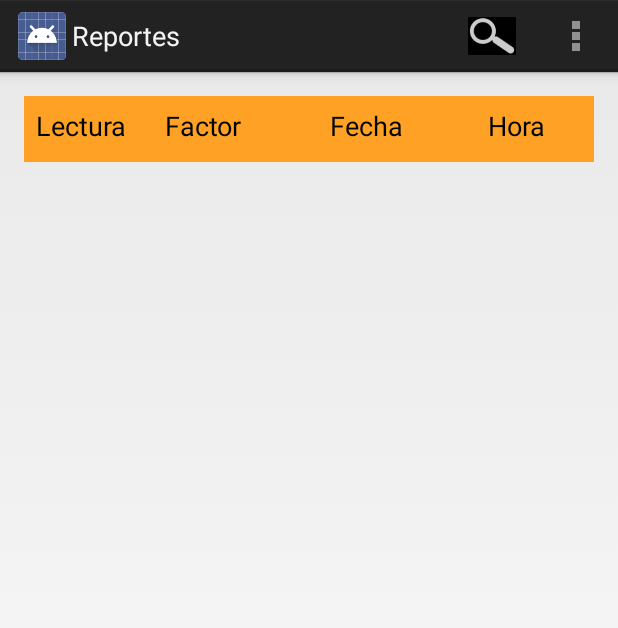
After one commit to adsiRepository/SIMGEPLAPP, an Android app: the ActivityReportes screen opened directly, with no data from a screen before it, on a phone screen of 412 x 824 dp. The commit adds this screen. Shown: the top 628 px of the screen. Run offline under Robolectric (Android 15) with nearby library versions, the phone set to English and light mode, and no system bars.

Commit message:
Exito, generacion de reportes, volcado de tabla en dispositivo

```diff
--- a/SIMGEPLAPP/app/src/main/java/com/adsi38_sena/simgeplapp/Modelo/SIMGEPLAPP.java
+++ b/SIMGEPLAPP/app/src/main/java/com/adsi38_sena/simgeplapp/Modelo/SIMGEPLAPP.java
@@ -85,6 +85,10 @@ public class SIMGEPLAPP extends Application{
 
         public static final String LLAVE_PROCESO_LOGIN = "proceso_loggeo";
 
+        public static final String TAG_PROGRESO_CARGA_REPORTE = "carga_reporte";
+
+        public static final String LLAVE_PROCESO_REPORTE = "proceso_reporte";
+
         public static final String TAG_PROGRESO_CARGA_USUARIOS = "carga_usuarios";
 
         public static final String LLAVE_PROCESO_CARGA_USERS = "cargando_usuario";
@@ -94,8 +98,6 @@ public class SIMGEPLAPP extends Application{
         public static final int ID_NOTIFICACION_ALERTA = 5;
         public static final int ID_NOTIFICACION_PERDIDA_CONEXION = 6;
     }
-
-    public static final String LLAVE_PROCESO_MONITOREO = "monitoreando";
 
     //--fin declaracion de atributos--
 
--- /dev/null
+++ b/SIMGEPLAPP/app/src/main/java/com/adsi38_sena/simgeplapp/Vistas/ActivityReportes.java
@@ -0,0 +1,127 @@
+package com.adsi38_sena.simgeplapp.Vistas;
+
+import android.app.Activity;
+import android.graphics.Color;
+import android.os.Bundle;
+import android.view.LayoutInflater;
+import android.view.Menu;
+import android.view.MenuItem;
+import android.widget.TableLayout;
+import android.widget.TableRow;
+import android.widget.TextView;
+import android.widget.Toast;
+
+import com.adsi38_sena.simgeplapp.Controlador.AsyncReporte;
+import com.adsi38_sena.simgeplapp.Controlador.ComunicacionServidor.ComunicadorServidor;
+import com.adsi38_sena.simgeplapp.Controlador.SalvaTareas;
+import com.adsi38_sena.simgeplapp.Modelo.SIMGEPLAPP;
+import com.adsi38_sena.simgeplapp.R;
+
+
+public class ActivityReportes extends Activity {
+
+    private SIMGEPLAPP simgeplapp;
+    private static TableLayout tablaDespliegue;
+    private TableLayout tabla;
+
+    //control de estado de la pantalla
+    /*@Override
+    protected void onSaveInstanceState(Bundle outState){
+        super.onSaveInstanceState(outState);
+        estado_variables = new CharSequence[]{txv_TEMP.getText(), txv_PRES.getText(), txv_NIV.getText()};
+        outState.putCharSequenceArray("variables", estado_variables);
+        outState.putBundle();
+    }
+    @Override
+    protected void onRestoreInstanceState(Bundle savedInstanceState){
+        super.onRestoreInstanceState(savedInstanceState);
+        estado_variables = savedInstanceState.getCharSequenceArray("variables");
+        txv_TEMP.setText(estado_variables[0]);
+        txv_PRES.setText(estado_variables[1]);
+        txv_NIV.setText(estado_variables[2]);
+    }*/
+    //-------
+
+    @Override
+    protected void onCreate(Bundle savedInstanceState) {
+        super.onCreate(savedInstanceState);
+        setContentView(R.layout.activity_reportes);
+
+        simgeplapp = (SIMGEPLAPP)getApplication();
+
+        tablaDespliegue = (TableLayout)findViewById(R.id.tabla_reportes);
+    }
+
+    @Override
+    protected void onResume(){
+        super.onResume();
+        SalvaTareas.obtenerInstancia().adjuntarProcesoReporte(SIMGEPLAPP.CargaSegura.LLAVE_PROCESO_REPORTE, this);
+    }
+
+    @Override
+    protected void onDestroy(){
+        super.onDestroy();
+        simgeplapp = null;
+        SalvaTareas.obtenerInstancia().desadjuntarProcesoReporte(SIMGEPLAPP.CargaSegura.LLAVE_PROCESO_REPORTE);
+    }
+
+    public void plasmarTabla(String[] fila_reporte) {
+        //int i = 1;
+        //String[] k = {"abc","dfg","hij","klm","nop","qrs","tuv","wx","y","z","$"};
+        //while (i <= 10) {
+
+        TableRow fila = (TableRow) LayoutInflater.from(this).inflate(R.layout.fila_tabla_reportes, null);
+        ((TextView) fila.findViewById(R.id.txv_report_lec)).setText(fila_reporte[0]);
+        if(fila_reporte[1].compareTo("temperatura") == 0){
+            fila.setBackgroundColor(Color.rgb(255, 218, 38));
+        }
+        if(fila_reporte[1].compareTo("presion") == 0){
+            fila.setBackgroundColor(Color.argb(186, 255, 126, 72));
+        }
+        if(fila_reporte[1].compareTo("nivel") == 0){
+            fila.setBackgroundColor(Color.rgb(61, 197, 255));
+        }
+        ((TextView) fila.findViewById(R.id.txv_report_factor)).setText(fila_reporte[1]);
+        ((TextView) fila.findViewById(R.id.txv_report_fecha)).setText(fila_reporte[2]);
+        ((TextView) fila.findViewById(R.id.txv_report_hora)).setText(fila_reporte[3]);
+        tablaDespliegue.addView(fila);
+        //   i++;
+        //}
+    }
+
+    @Override
+    public boolean onCreateOptionsMenu(Menu menu) {
+        // Inflate the menu; this adds items to the action bar if it is present.
+        getMenuInflater().inflate(R.menu.menu_reportes, menu);
+        return true;
+    }
+
+    @Override
+    public boolean onOptionsItemSelected(MenuItem item) {
+        // Handle action bar item clicks here. The action bar will
+        // automatically handle clicks on the Home/Up button, so long
+        // as you specify a parent activity in AndroidManifest.xml.
+        int id = item.getItemId();
+
+        //noinspection SimplifiableIfStatement
+        /*if (id == R.id.action_settings) {
+            return true;
+        }*/
+
+        switch (id){
+            case R.id.mnu_report_desplegar_info:
+                try {
+                    AsyncReporte reporte = new AsyncReporte();
+                    SalvaTareas.obtenerInstancia().generarReporte(SIMGEPLAPP.CargaSegura.LLAVE_PROCESO_REPORTE, reporte, ActivityReportes.this);
+                    reporte.execute();
+
+                }catch (Exception e){
+                    Toast.makeText(getApplicationContext(), "MnuItm Slc: " + e.toString(), Toast.LENGTH_LONG).show();
+                }
+            break;
+        }
+
+        return super.onOptionsItemSelected(item);
+    }
+
+}
--- /dev/null
+++ b/SIMGEPLAPP/app/src/main/res/layout/activity_reportes.xml
@@ -0,0 +1,87 @@
+<RelativeLayout xmlns:android="http://schemas.android.com/apk/res/android"
+                xmlns:tools="http://schemas.android.com/tools"
+                android:layout_width="match_parent"
+                android:layout_height="match_parent"
+                android:paddingLeft="@dimen/activity_horizontal_margin"
+                android:paddingRight="@dimen/activity_horizontal_margin"
+                android:paddingTop="@dimen/activity_vertical_margin"
+                android:paddingBottom="@dimen/activity_vertical_margin"
+                tools:context="com.adsi38_sena.simgeplapp.Vistas.ActivityReportes">
+
+    <ScrollView
+        android:layout_width="fill_parent"
+        android:layout_height="fill_parent"
+        android:id="@+id/scroll_tabla_reportes"
+        android:layout_alignParentTop="true"
+        android:layout_alignParentLeft="true"
+        android:fillViewport="true">
+
+        <HorizontalScrollView
+            android:layout_width="wrap_content"
+            android:layout_height="wrap_content"
+            android:id="@+id/horizontalScrollView2"
+            android:fillViewport="true">
+
+            <TableLayout
+                android:layout_width="match_parent"
+                android:layout_height="match_parent"
+                android:id="@+id/tabla_reportes">
+
+                <TableRow xmlns:android="http://schemas.android.com/apk/res/android"
+                          android:layout_width="fill_parent"
+                          android:layout_height="wrap_content"
+                          android:background="#f7ff9f1f"
+                          android:showDividers="end"
+                          android:paddingTop="7sp"
+                          android:paddingBottom="12sp"
+                          android:paddingLeft="8sp"
+                          android:paddingRight="5sp">
+
+                    <LinearLayout
+                        android:orientation="horizontal"
+                        android:layout_width="match_parent"
+                        android:layout_height="match_parent">
+
+                        <TextView
+                            android:layout_width="86sp"
+                            android:layout_height="wrap_content"
+                            android:textAppearance="?android:attr/textAppearanceMedium"
+                            android:text="Lectura"
+                            android:id="@+id/txv_report_lec_h"/>
+
+                        <TextView
+                            android:layout_width="110sp"
+                            android:layout_height="wrap_content"
+                            android:textAppearance="?android:attr/textAppearanceMedium"
+                            android:text="Factor"
+                            android:id="@+id/txv_report_factor_h"/>
+
+                        <TextView
+                            android:layout_width="105sp"
+                            android:layout_height="wrap_content"
+                            android:textAppearance="?android:attr/textAppearanceMedium"
+                            android:text="Fecha"
+                            android:id="@+id/txv_report_fecha_h"/>
+
+                        <TextView
+                            android:layout_width="110sp"
+                            android:layout_height="wrap_content"
+                            android:textAppearance="?android:attr/textAppearanceMedium"
+                            android:text="Hora"
+                            android:id="@+id/txv_report_hora_h"/>
+                    </LinearLayout>
+
+                </TableRow>
+            </TableLayout>
+        </HorizontalScrollView>
+    </ScrollView>
+
+    <RelativeLayout
+        android:layout_width="270sp"
+        android:layout_height="280sp"
+        android:layout_centerVertical="true"
+        android:layout_centerHorizontal="true"
+        android:background="#bdff3927"
+        android:visibility="invisible">
+    </RelativeLayout>
+</RelativeLayout>
--- /dev/null
+++ b/SIMGEPLAPP/app/src/main/res/menu/menu_reportes.xml
@@ -0,0 +1,24 @@
+<menu xmlns:android="http://schemas.android.com/apk/res/android"
+      xmlns:tools="http://schemas.android.com/tools"
+      tools:context="com.adsi38_sena.simgeplapp.Vistas.ActivityReportes">
+
+    <item android:id="@+id/action_settings"
+          android:title="@string/action_settings"
+          android:orderInCategory="100"
+          android:showAsAction="never"/>
+
+    <item
+        android:id="@+id/mnu_report_desplegar_info"
+        android:icon="@drawable/lupa_reportes"
+        android:orderInCategory="1"
+        android:showAsAction="ifRoom"
+        android:title="Traer los Datos"/>
+
+    <!--<item
+        android:id="@+id/mnutem_enviar_correo"
+        android:icon="@drawable/email_send"
+        android:orderInCategory="2"
+        android:showAsAction="ifRoom"
+        android:title="Enviar Email"/>-->
+
+</menu>
--- a/SIMGEPLAPP/app/src/main/res/values/strings.xml
+++ b/SIMGEPLAPP/app/src/main/res/values/strings.xml
@@ -10,5 +10,6 @@
     <string name="title_activity_activity_email">E-mail</string>
 
     <string name="hello_world">Hello world!</string>
+    <string name="title_activity_activity_reportes">Reportes</string>
 
 </resources>
```
Also changed, not shown: SIMGEPLAPP/app/src/main/AndroidManifest.xml (+10 -4 lines), SIMGEPLAPP/app/src/main/java/com/adsi38_sena/simgeplapp/Controlador/AsyncMonitor.java (deleted, +0 -76 lines), SIMGEPLAPP/app/src/main/java/com/adsi38_sena/simgeplapp/Controlador/AsyncReporte.java (added, +126 -0 lines), SIMGEPLAPP/app/src/main/java/com/adsi38_sena/simgeplapp/Controlador/SalvaTareas.java (+21 -20 lines), SIMGEPLAPP/app/src/main/java/com/adsi38_sena/simgeplapp/Vistas/ActivityMenu.java (+22 -19 lines), SIMGEPLAPP/app/src/main/res/layout/fila_tabla_reportes.xml (added, +46 -0 lines), SIMGEPLAPP/app/src/main/res/drawable-mdpi/lupa_reportes.png (added), 3 other files.
